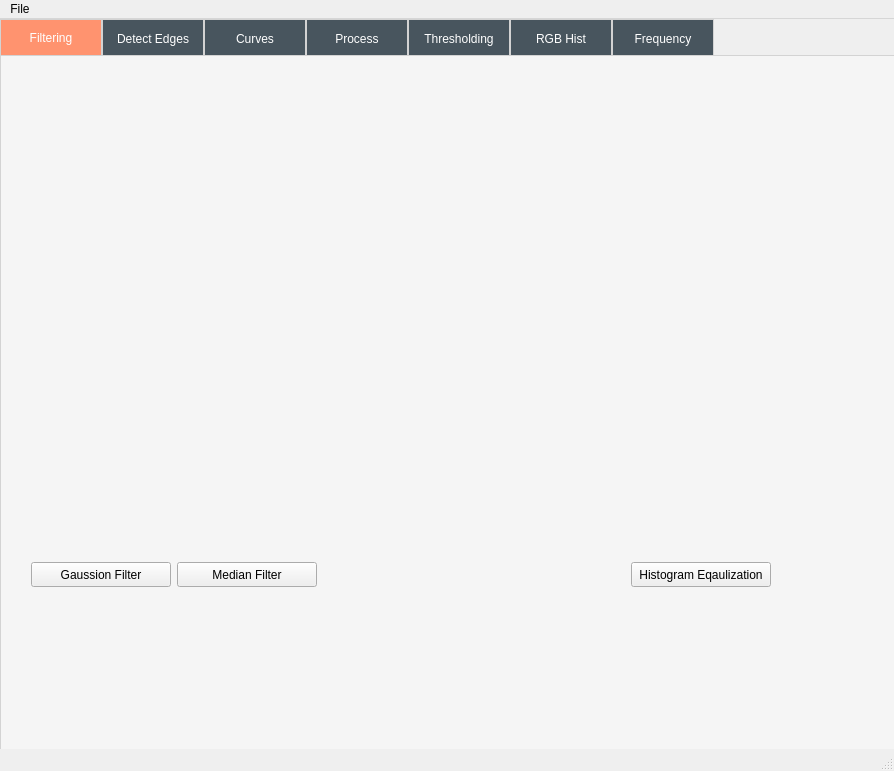
First picture: the form in mainwindow.ui, repository MohabGhobashy/image_processing_studio, before the edit.
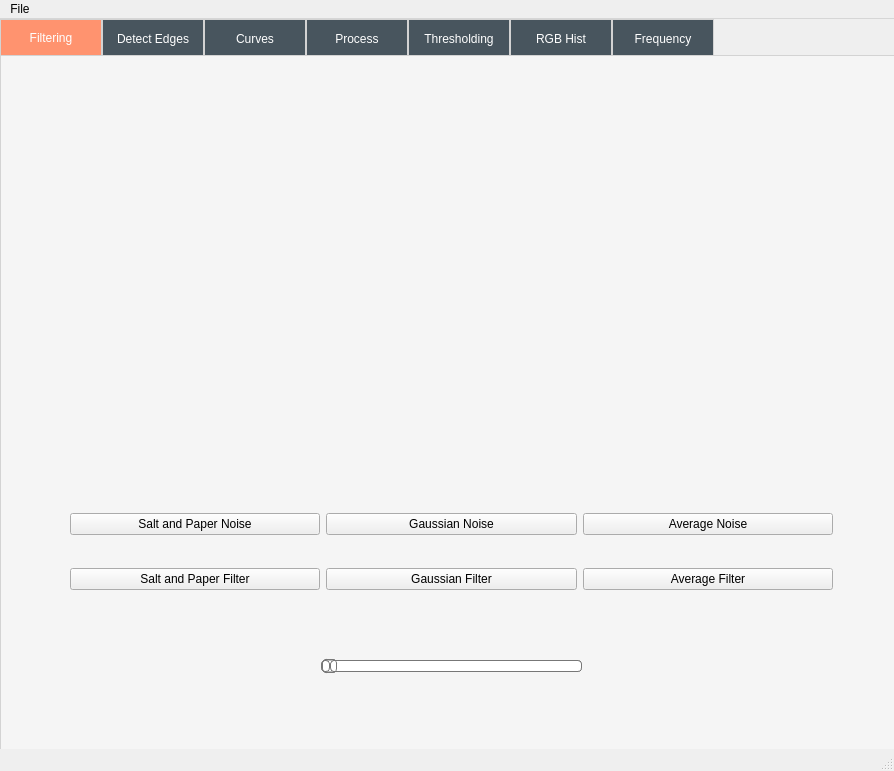
Second picture: the form after the edit. The open tabs and pages were chosen to show the change. Icons and pictures are not drawn.

What changed in the file:
```diff
--- a/mainwindow.ui
+++ b/mainwindow.ui
@@ -89,268 +89,381 @@
      <attribute name="title">
       <string>Filtering</string>
      </attribute>
-     <widget class="QWidget" name="layoutWidget">
+     <widget class="QWidget" name="verticalLayoutWidget_4">
       <property name="geometry">
        <rect>
-        <x>30</x>
-        <y>440</y>
-        <width>740</width>
-        <height>94</height>
+        <x>60</x>
+        <y>0</y>
+        <width>781</width>
+        <height>571</height>
        </rect>
       </property>
-      <layout class="QHBoxLayout" name="horizontalLayout">
+      <layout class="QVBoxLayout" name="verticalLayout_4">
        <item>
-        <layout class="QVBoxLayout" name="verticalLayout_2">
-         <item alignment="Qt::AlignHCenter">
-          <widget class="QLabel" name="preview_filter_1">
-           <property name="minimumSize">
-            <size>
-             <width>0</width>
-             <height>58</height>
-            </size>
-           </property>
-           <property name="maximumSize">
-            <size>
-             <width>16777215</width>
-             <height>58</height>
-            </size>
-           </property>
-           <property name="text">
-            <string/>
-           </property>
-           <property name="scaledContents">
-            <bool>true</bool>
-           </property>
-          </widget>
-         </item>
-         <item>
-          <widget class="QPushButton" name="filter_1_btn">
-           <property name="minimumSize">
-            <size>
-             <width>140</width>
-             <height>25</height>
-            </size>
-           </property>
-           <property name="maximumSize">
-            <size>
-             <width>140</width>
-             <height>25</height>
-            </size>
-           </property>
-           <property name="text">
-            <string>Gaussion Filter</string>
-           </property>
-          </widget>
-         </item>
-        </layout>
+        <widget class="QWidget" name="horizontalWidget_4" native="true">
+         <property name="maximumSize">
+          <size>
+           <width>16777215</width>
+           <height>40</height>
+          </size>
+         </property>
+         <layout class="QHBoxLayout" name="horizontalLayout_24">
+          <item>
+           <layout class="QHBoxLayout" name="horizontalLayout_9">
+            <item>
+             <widget class="QLabel" name="originalImgLbl">
+              <property name="text">
+               <string/>
+              </property>
+             </widget>
+            </item>
+           </layout>
+          </item>
+          <item>
+           <spacer name="horizontalSpacer_3">
+            <property name="orientation">
+             <enum>Qt::Horizontal</enum>
+            </property>
+            <property name="sizeType">
+             <enum>QSizePolicy::Maximum</enum>
+            </property>
+            <property name="sizeHint" stdset="0">
+             <size>
+              <width>40</width>
+              <height>20</height>
+             </size>
+            </property>
+           </spacer>
+          </item>
+          <item>
+           <layout class="QHBoxLayout" name="horizontalLayout_10">
+            <item>
+             <widget class="QLabel" name="filteredImgLbl">
+              <property name="text">
+               <string/>
+              </property>
+             </widget>
+            </item>
+           </layout>
+          </item>
+         </layout>
+        </widget>
        </item>
        <item>
-        <layout class="QVBoxLayout" name="verticalLayout_3">
-         <item alignment="Qt::AlignHCenter">
-          <widget class="QLabel" name="preview_filter_2">
-           <property name="minimumSize">
-            <size>
-             <width>0</width>
-             <height>58</height>
-            </size>
-           </property>
-           <property name="maximumSize">
-            <size>
-             <width>16777215</width>
-             <height>58</height>
-            </size>
-           </property>
-           <property name="text">
-            <string/>
-           </property>
-           <property name="scaledContents">
-            <bool>true</bool>
-           </property>
-          </widget>
+        <layout class="QHBoxLayout" name="horizontalLayout_25">
+         <item>
+          <layout class="QVBoxLayout" name="verticalLayout_2">
+           <item>
+            <widget class="QLabel" name="originalImg">
+             <property name="text">
+              <string/>
+             </property>
+            </widget>
+           </item>
+          </layout>
          </item>
          <item>
-          <widget class="QPushButton" name="filter_2_btn">
-           <property name="minimumSize">
-            <size>
-             <width>140</width>
-             <height>25</height>
-            </size>
+          <spacer name="horizontalSpacer_2">
+           <property name="orientation">
+            <enum>Qt::Horizontal</enum>
            </property>
-           <property name="maximumSize">
-            <size>
-             <width>140</width>
-             <height>25</height>
-            </size>
+           <property name="sizeType">
+            <enum>QSizePolicy::Maximum</enum>
            </property>
-           <property name="text">
-            <string>Median Filter</string>
-           </property>
-          </widget>
-         </item>
-        </layout>
-       </item>
-       <item>
-        <layout class="QVBoxLayout" name="verticalLayout_4">
-         <item alignment="Qt::AlignHCenter">
-          <widget class="QLabel" name="preview_filter_3">
-           <property name="minimumSize">
+           <property name="sizeHint" stdset="0">
             <size>
-             <width>0</width>
-             <height>58</height>
+             <width>40</width>
+             <height>20</height>
             </size>
            </property>
-           <property name="maximumSize">
-            <size>
-             <width>16777215</width>
-             <height>58</height>
-            </size>
-           </property>
-           <property name="text">
-            <string/>
-           </property>
-           <property name="scaledContents">
-            <bool>true</bool>
-           </property>
-          </widget>
+          </spacer>
          </item>
-        </layout>
-       </item>
-       <item>
-        <layout class="QVBoxLayout" name="verticalLayout_5">
          <item>
-          <widget class="QLabel" name="preview_filter_4">
-           <property name="minimumSize">
-            <size>
-             <width>0</width>
-             <height>58</height>
-            </size>
-           </property>
-           <property name="maximumSize">
-            <size>
-             <width>16777215</width>
-             <height>58</height>
-            </size>
-           </property>
-           <property name="text">
-            <string/>
-           </property>
-           <property name="scaledContents">
-            <bool>true</bool>
-           </property>
-          </widget>
+          <layout class="QVBoxLayout" name="verticalLayout_3">
+           <item>
+            <widget class="QLabel" name="filteredImg">
+             <property name="text">
+              <string/>
+             </property>
+            </widget>
+           </item>
+          </layout>
          </item>
         </layout>
        </item>
        <item>
-        <layout class="QVBoxLayout" name="verticalLayout_6">
-         <item alignment="Qt::AlignHCenter">
-          <widget class="QLabel" name="preview_filter_5">
-           <property name="minimumSize">
-            <size>
-             <width>0</width>
-             <height>58</height>
-            </size>
-           </property>
-           <property name="maximumSize">
-            <size>
-             <width>16777215</width>
-             <height>58</height>
-            </size>
-           </property>
-           <property name="text">
-            <string/>
-           </property>
-           <property name="scaledContents">
-            <bool>true</bool>
-           </property>
-          </widget>
-         </item>
-         <item>
-          <widget class="QPushButton" name="filter_5_btn">
-           <property name="minimumSize">
-            <size>
-             <width>140</width>
-             <height>25</height>
-            </size>
-           </property>
-           <property name="maximumSize">
-            <size>
-             <width>140</width>
-             <height>25</height>
-            </size>
-           </property>
-           <property name="text">
-            <string>Histogram Eqaulization</string>
-           </property>
-          </widget>
-         </item>
-        </layout>
+        <spacer name="verticalSpacer_2">
+         <property name="orientation">
+          <enum>Qt::Vertical</enum>
+         </property>
+         <property name="sizeType">
+          <enum>QSizePolicy::Maximum</enum>
+         </property>
+         <property name="sizeHint" stdset="0">
+          <size>
+           <width>20</width>
+           <height>70</height>
+          </size>
+         </property>
+        </spacer>
        </item>
+       <item>
+        <widget class="QWidget" name="buttons_layout" native="true">
+         <property name="maximumSize">
+          <size>
+           <width>16777215</width>
+           <height>150</height>
+          </size>
+         </property>
+         <layout class="QHBoxLayout" name="horizontalLayout_5">
+          <item>
+           <layout class="QHBoxLayout" name="horizontalLayout_26">
+            <item>
+             <layout class="QVBoxLayout" name="verticalLayout_6">
+              <item>
+               <widget class="QPushButton" name="saltNoBtn_2">
+                <property name="text">
+                 <string>Salt and Paper Noise</string>
+                </property>
+               </widget>
+              </item>
+              <item>
+               <widget class="QPushButton" name="altFiltBtn_2">
+                <property name="text">
+                 <string>Salt and Paper Filter</string>
+                </property>
+               </widget>
+              </item>
+             </layout>
+            </item>
+           </layout>
+          </item>
+          <item>
+           <layout class="QVBoxLayout" name="verticalLayout_20">
+            <item>
+             <widget class="QPushButton" name="gaussianNoBtn_2">
+              <property name="text">
+               <string>Gaussian Noise</string>
+              </property>
+             </widget>
+            </item>
+            <item>
+             <widget class="QPushButton" name="gaussianFilBtn_2">
+              <property name="text">
+               <string>Gaussian Filter</string>
+              </property>
+             </widget>
+            </item>
+           </layout>
+          </item>
+          <item>
+           <layout class="QVBoxLayout" name="verticalLayout_17">
+            <item>
+             <widget class="QPushButton" name="avgNoBtn_2">
+              <property name="text">
+               <string>Average Noise</string>
+              </property>
+             </widget>
+            </item>
+            <item>
+             <widget class="QPushButton" name="avgFiltBtn_2">
+              <property name="text">
+               <string>Average Filter</string>
+              </property>
+             </widget>
+            </item>
+           </layout>
+          </item>
+         </layout>
+        </widget>
+       </item>
       </layout>
      </widget>
-     <widget class="QLabel" name="originalImgLbl">
+     <widget class="QSlider" name="average_slider">
       <property name="geometry">
        <rect>
-        <x>140</x>
-        <y>360</y>
-        <width>131</width>
-        <height>31</height>
+        <x>320</x>
+        <y>590</y>
+        <width>261</width>
+        <height>41</height>
        </rect>
       </property>
-      <property name="text">
-       <string/>
+      <property name="styleSheet">
+       <string notr="true">QSlider::groove:horizontal {
+border: 1px solid #bbb;
+background: white;
+height: 10px;
+border-radius: 4px;
+}
+
+QSlider::sub-page:horizontal {
+background: qlineargradient(x1: 0, y1: 0,    x2: 0, y2: 1,
+    stop: 0 #66e, stop: 1 #bbf);
+background: qlineargradient(x1: 0, y1: 0.2, x2: 1, y2: 1,
+    stop: 0 #bbf, stop: 1 #55f);
+border: 1px solid #777;
+height: 10px;
+border-radius: 4px;
+}
+
+QSlider::add-page:horizontal {
+background: #fff;
+border: 1px solid #777;
+height: 10px;
+border-radius: 4px;
+}
+
+QSlider::handle:horizontal {
+background: qlineargradient(x1:0, y1:0, x2:1, y2:1,
+    stop:0 #eee, stop:1 #ccc);
+border: 1px solid #777;
+width: 13px;
+margin-top: -2px;
+margin-bottom: -2px;
+border-radius: 4px;
+}
+
+QSlider::handle:horizontal:hover {
+background: qlineargradient(x1:0, y1:0, x2:1, y2:1,
+    stop:0 #fff, stop:1 #ddd);
+border: 1px solid #444;
+border-radius: 4px;
+}
+
+QSlider::sub-page:horizontal:disabled {
+background: #bbb;
+border-color: #999;
+}
+
+QSlider::add-page:horizontal:disabled {
+background: #eee;
+border-color: #999;
+}
+
+QSlider::handle:horizontal:disabled {
+background: #eee;
+border: 1px solid #aaa;
+border-radius: 4px;
+}</string>
       </property>
+      <property name="minimum">
+       <number>3</number>
+      </property>
+      <property name="maximum">
+       <number>200</number>
+      </property>
+      <property name="singleStep">
+       <number>2</number>
+      </property>
+      <property name="orientation">
+       <enum>Qt::Horizontal</enum>
+      </property>
      </widget>
-     <widget class="QLabel" name="filteredImgLbl">
+     <widget class="QLabel" name="average_slider_value">
       <property name="geometry">
        <rect>
-        <x>540</x>
-        <y>360</y>
-        <width>131</width>
-        <height>31</height>
+        <x>610</x>
+        <y>600</y>
+        <width>63</width>
+        <height>20</height>
        </rect>
       </property>
       <property name="text">
        <string/>
       </property>
      </widget>
-     <widget class="QWidget" name="horizontalLayoutWidget">
+     <widget class="QSlider" name="GaussianSlider">
       <property name="geometry">
        <rect>
-        <x>20</x>
-        <y>70</y>
-        <width>361</width>
-        <height>281</height>
+        <x>320</x>
+        <y>590</y>
+        <width>261</width>
+        <height>41</height>
        </rect>
       </property>
-      <layout class="QHBoxLayout" name="horizontalLayout_9">
-       <item>
-        <widget class="QLabel" name="originalImg">
-         <property name="text">
-          <string/>
-         </property>
-        </widget>
-       </item>
-      </layout>
+      <property name="styleSheet">
+       <string notr="true">QSlider::groove:horizontal {
+border: 1px solid #bbb;
+background: white;
+height: 10px;
+border-radius: 4px;
+}
+
+QSlider::sub-page:horizontal {
+background: qlineargradient(x1: 0, y1: 0,    x2: 0, y2: 1,
+    stop: 0 #66e, stop: 1 #bbf);
+background: qlineargradient(x1: 0, y1: 0.2, x2: 1, y2: 1,
+    stop: 0 #bbf, stop: 1 #55f);
+border: 1px solid #777;
+height: 10px;
+border-radius: 4px;
+}
+
+QSlider::add-page:horizontal {
+background: #fff;
+border: 1px solid #777;
+height: 10px;
+border-radius: 4px;
+}
+
+QSlider::handle:horizontal {
+background: qlineargradient(x1:0, y1:0, x2:1, y2:1,
+    stop:0 #eee, stop:1 #ccc);
+border: 1px solid #777;
+width: 13px;
+margin-top: -2px;
+margin-bottom: -2px;
+border-radius: 4px;
+}
+
+QSlider::handle:horizontal:hover {
+background: qlineargradient(x1:0, y1:0, x2:1, y2:1,
+    stop:0 #fff, stop:1 #ddd);
+border: 1px solid #444;
+border-radius: 4px;
+}
+
+QSlider::sub-page:horizontal:disabled {
+background: #bbb;
+border-color: #999;
+}
+
+QSlider::add-page:horizontal:disabled {
+background: #eee;
+border-color: #999;
+}
+
+QSlider::handle:horizontal:disabled {
+background: #eee;
+border: 1px solid #aaa;
+border-radius: 4px;
+}</string>
+      </property>
+      <property name="minimum">
+       <number>3</number>
+      </property>
+      <property name="maximum">
+       <number>200</number>
+      </property>
+      <property name="singleStep">
+       <number>2</number>
+      </property>
+      <property name="orientation">
+       <enum>Qt::Horizontal</enum>
+      </property>
      </widget>
-     <widget class="QWidget" name="horizontalLayoutWidget_2">
+     <widget class="QLabel" name="slider_magdy_val">
       <property name="geometry">
        <rect>
-        <x>429</x>
-        <y>69</y>
-        <width>351</width>
-        <height>281</height>
+        <x>590</x>
+        <y>580</y>
+        <width>63</width>
+        <height>51</height>
        </rect>
       </property>
-      <layout class="QHBoxLayout" name="horizontalLayout_10">
-       <item>
-        <widget class="QLabel" name="filteredImg">
-         <property name="text">
-          <string/>
-         </property>
-        </widget>
-       </item>
-      </layout>
+      <property name="text">
+       <string/>
+      </property>
      </widget>
     </widget>
     <widget class="QWidget" name="tab_5">
@@ -1237,20 +1350,36 @@
           </widget>
          </item>
          <item>
-          <widget class="QWidget" name="widget" native="true">
-           <property name="enabled">
-            <bool>true</bool>
-           </property>
-           <layout class="QHBoxLayout" name="horizontalLayout_11">
-            <item>
-             <widget class="QLabel" name="processedImg">
-              <property name="text">
-               <string/>
+          <layout class="QVBoxLayout" name="verticalLayout_14">
+           <item>
+            <widget class="QWidget" name="widget" native="true">
+             <property name="enabled">
+              <bool>true</bool>
+             </property>
+             <layout class="QHBoxLayout" name="horizontalLayout_11">
+              <property name="leftMargin">
+               <number>0</number>
               </property>
-             </widget>
-            </item>
-           </layout>
-          </widget>
+              <property name="topMargin">
+               <number>0</number>
+              </property>
+              <property name="rightMargin">
+               <number>0</number>
+              </property>
+              <property name="bottomMargin">
+               <number>0</number>
+              </property>
+              <item>
+               <widget class="QLabel" name="processedImg">
+                <property name="text">
+                 <string/>
+                </property>
+               </widget>
+              </item>
+             </layout>
+            </widget>
+           </item>
+          </layout>
          </item>
         </layout>
        </item>
@@ -1881,7 +2010,7 @@
      <attribute name="title">
       <string>Frequency</string>
      </attribute>
-     <widget class="QWidget" name="verticalLayoutWidget_2">
+     <widget class="QWidget" name="freqBtnsLayout" native="true">
       <property name="geometry">
        <rect>
         <x>380</x>
@@ -1960,6 +2089,9 @@
        </rect>
       </property>
       <layout class="QHBoxLayout" name="horizontalLayout_19">
+       <property name="spacing">
+        <number>3</number>
+       </property>
        <item>
         <widget class="QLabel" name="freq_filtered">
          <property name="text">
@@ -2243,7 +2375,7 @@
      <x>0</x>
      <y>0</y>
      <width>894</width>
-     <height>26</height>
+     <height>25</height>
     </rect>
    </property>
    <widget class="QMenu" name="menugg">
```
